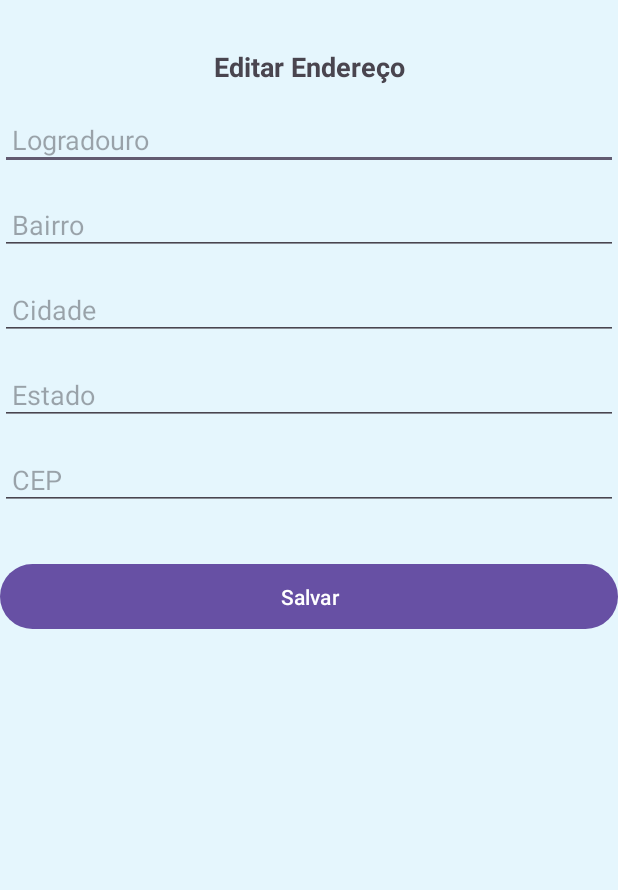
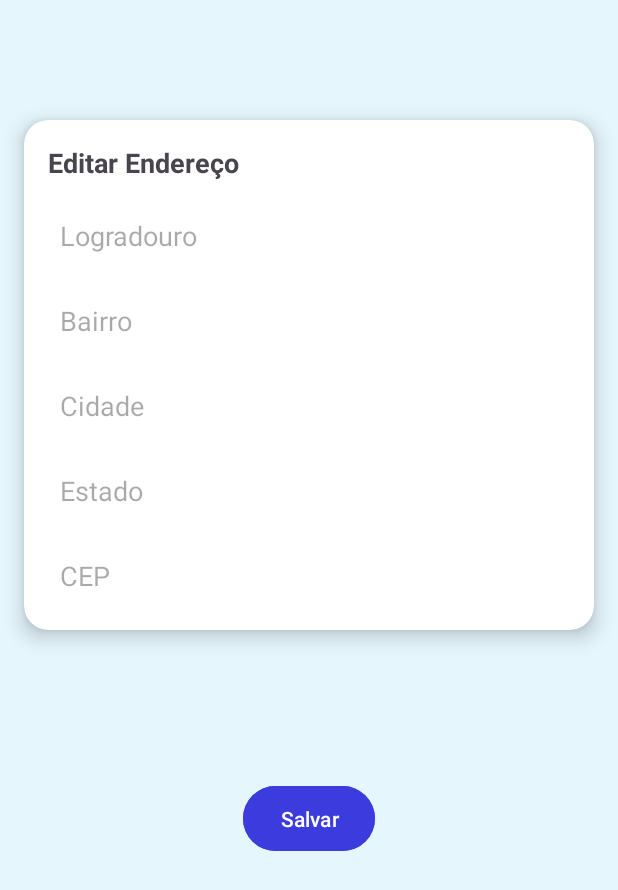
Before and after one commit to VVPCode/APP-Mobile-ViaCep, an Android app: the EditarEnderecoActivity screen opened directly, with no data from a screen before it, on a phone screen of 412 x 824 dp. Shown: the top 890 px of the screen. Run offline under Robolectric (Android 15) with nearby library versions, the light colour scheme and no system bars; 1 statement that could not run was skipped.

Commit message:
Alteração do design e no layout do aplicativo.

```diff
--- a/app/src/main/res/layout/activity_editar_endereco.xml
+++ b/app/src/main/res/layout/activity_editar_endereco.xml
@@ -7,6 +7,27 @@
     android:background="#E5F6FD"
     tools:context=".EditarEnderecoActivity">
 
+    <!-- CardView englobando todos os campos -->
+    <androidx.cardview.widget.CardView
+        android:id="@+id/cardView"
+        android:layout_width="0dp"
+        android:layout_height="wrap_content"
+        android:layout_marginTop="80sp"
+        android:layout_marginStart="16dp"
+        android:layout_marginEnd="16dp"
+        app:cardElevation="8dp"
+        app:cardCornerRadius="16dp"
+        app:layout_constraintTop_toTopOf="parent"
+        app:layout_constraintStart_toStartOf="parent"
+        app:layout_constraintEnd_toEndOf="parent">
+
+        <LinearLayout
+            android:orientation="vertical"
+            android:layout_width="match_parent"
+            android:layout_height="wrap_content"
+            android:padding="16dp">
+
+            <!-- Título -->
             <TextView
                 android:id="@+id/tvTitulo"
                 android:layout_width="wrap_content"
@@ -14,81 +35,77 @@
                 android:text="Editar Endereço"
                 android:textSize="18sp"
                 android:textStyle="bold"
-        android:layout_marginTop="32dp"
-        app:layout_constraintTop_toTopOf="parent"
-        app:layout_constraintStart_toStartOf="parent"
-        app:layout_constraintEnd_toEndOf="parent" />
+                android:layout_marginBottom="16dp"/>
 
+            <!-- Campo Logradouro -->
             <EditText
                 android:id="@+id/etLogradouro"
-        android:layout_width="0dp"
+                android:layout_width="match_parent"
                 android:layout_height="wrap_content"
                 android:hint="Logradouro"
                 android:inputType="text"
-        android:layout_marginTop="16dp"
                 android:padding="8dp"
-        app:layout_constraintTop_toBottomOf="@id/tvTitulo"
-        app:layout_constraintStart_toStartOf="parent"
-        app:layout_constraintEnd_toEndOf="parent" />
+                android:background="@android:color/white"/>
 
+            <!-- Campo Bairro -->
             <EditText
                 android:id="@+id/etBairro"
-        android:layout_width="0dp"
+                android:layout_width="match_parent"
                 android:layout_height="wrap_content"
                 android:hint="Bairro"
                 android:inputType="text"
                 android:layout_marginTop="16dp"
                 android:padding="8dp"
-        app:layout_constraintTop_toBottomOf="@id/etLogradouro"
-        app:layout_constraintStart_toStartOf="parent"
-        app:layout_constraintEnd_toEndOf="parent" />
+                android:background="@android:color/white"/>
 
+            <!-- Campo Cidade -->
             <EditText
                 android:id="@+id/etCidade"
-        android:layout_width="0dp"
+                android:layout_width="match_parent"
                 android:layout_height="wrap_content"
                 android:hint="Cidade"
                 android:inputType="text"
                 android:layout_marginTop="16dp"
                 android:padding="8dp"
-        app:layout_constraintTop_toBottomOf="@id/etBairro"
-        app:layout_constraintStart_toStartOf="parent"
-        app:layout_constraintEnd_toEndOf="parent" />
+                android:background="@android:color/white"/>
 
+            <!-- Campo Estado -->
             <EditText
                 android:id="@+id/etEstado"
-        android:layout_width="0dp"
+                android:layout_width="match_parent"
                 android:layout_height="wrap_content"
                 android:hint="Estado"
                 android:inputType="text"
                 android:layout_marginTop="16dp"
                 android:padding="8dp"
-        app:layout_constraintTop_toBottomOf="@id/etCidade"
-        app:layout_constraintStart_toStartOf="parent"
-        app:layout_constraintEnd_toEndOf="parent" />
+                android:background="@android:color/white"/>
 
+            <!-- Campo CEP -->
             <EditText
                 android:id="@+id/etCep"
-        android:layout_width="0dp"
+                android:layout_width="match_parent"
                 android:layout_height="wrap_content"
                 android:hint="CEP"
                 android:inputType="textPostalAddress"
                 android:layout_marginTop="16dp"
                 android:padding="8dp"
-        app:layout_constraintTop_toBottomOf="@id/etEstado"
-        app:layout_constraintStart_toStartOf="parent"
-        app:layout_constraintEnd_toEndOf="parent" />
+                android:background="@android:color/white"/>
 
+        </LinearLayout>
+    </androidx.cardview.widget.CardView>
+
+    <!-- Botão Salvar -->
     <Button
         android:id="@+id/btnSalvar"
-        android:layout_width="0dp"
+        android:layout_width="wrap_content"
         android:layout_height="wrap_content"
         android:text="Salvar"
+        android:backgroundTint="#3B3BDE"
         android:textColor="#FFFFFF"
-        android:layout_marginTop="32dp"
+        android:layout_marginTop="100sp"
         android:layout_marginBottom="32dp"
         android:padding="12dp"
-        app:layout_constraintTop_toBottomOf="@id/etCep"
+        app:layout_constraintTop_toBottomOf="@id/cardView"
         app:layout_constraintStart_toStartOf="parent"
         app:layout_constraintEnd_toEndOf="parent" />
 
--- a/app/src/main/res/layout/activity_enderecos_salvos.xml
+++ b/app/src/main/res/layout/activity_enderecos_salvos.xml
@@ -11,6 +11,7 @@
         android:layout_width="wrap_content"
         android:layout_height="wrap_content"
         android:text="Endereços Salvos"
+        android:layout_marginTop="32sp"
         android:textSize="20sp"
         android:textStyle="bold"
         android:layout_gravity="center_horizontal"
```
Also changed, not shown: app/src/main/res/layout/activity_main.xml (+43 -12 lines), app/src/main/res/layout/activity_result.xml (+5 -2 lines), app/src/main/ic_launcher-playstore.png, app/src/main/res/mipmap-hdpi/ic_launcher.webp, app/src/main/res/mipmap-hdpi/ic_launcher_foreground.webp, app/src/main/res/mipmap-hdpi/ic_launcher_round.webp, app/src/main/res/mipmap-mdpi/ic_launcher.webp, app/src/main/res/mipmap-mdpi/ic_launcher_foreground.webp, app/src/main/res/mipmap-mdpi/ic_launcher_round.webp, app/src/main/res/mipmap-xhdpi/ic_launcher.webp, app/src/main/res/mipmap-xhdpi/ic_launcher_foreground.webp, app/src/main/res/mipmap-xhdpi/ic_launcher_round.webp, app/src/main/res/mipmap-xxhdpi/ic_launcher.webp, app/src/main/res/mipmap-xxhdpi/ic_launcher_foreground.webp, 4 more files. Lines whose indentation alone changed are shown as unchanged.
